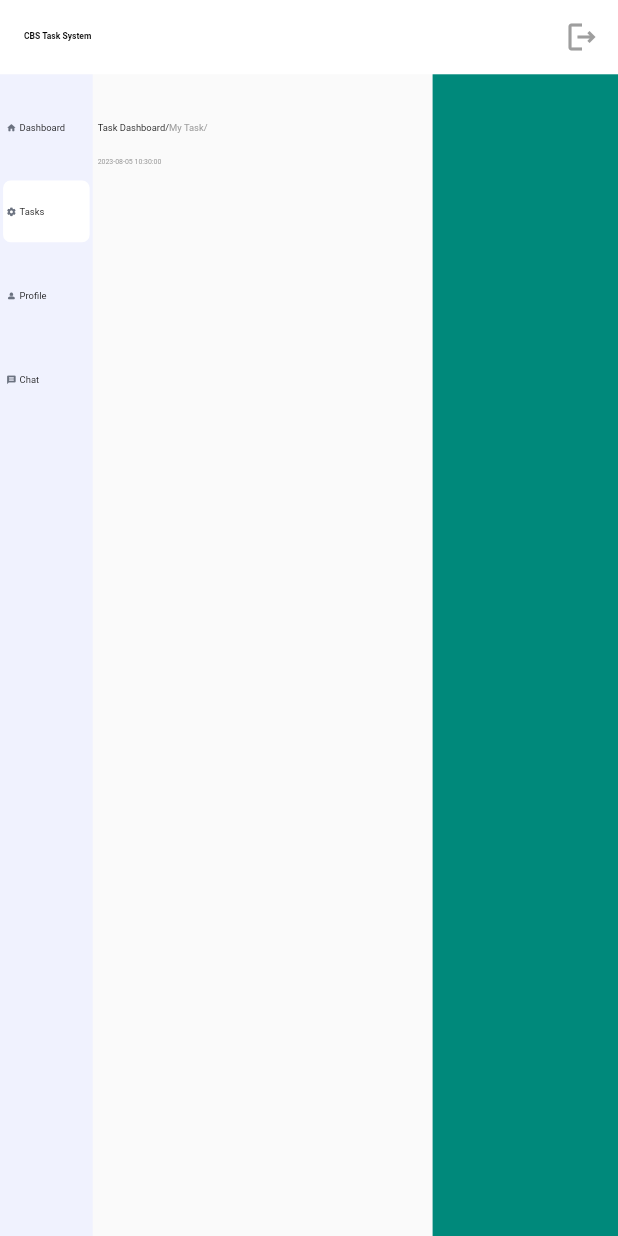
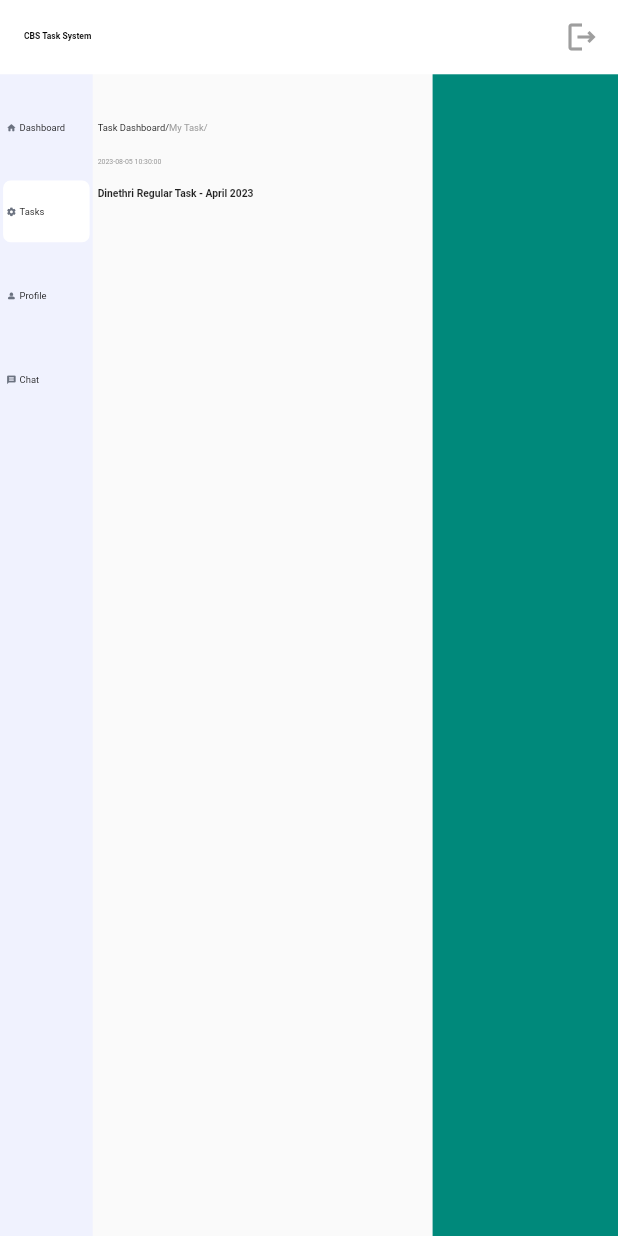
Before and after one commit to CBS-Developments/CBS-Task-System, a Flutter app: the screen it shows after launch, on a phone screen of 412 x 824 dp. Run offline on Flutter 3.47's test engine with Material 2 defaults, Android fonts, the phone set to English and light mode, and no system bars; our stand-ins replace percent_indicator, table_calendar; missing offline and left inert: dart:js.

Commit message:
Topic Added

```diff
--- a/task_system/lib/pages/openTask/openTaskPage.dart
+++ b/task_system/lib/pages/openTask/openTaskPage.dart
@@ -1,3 +1,5 @@
+import 'dart:core';
+
 import 'package:flutter/material.dart';
 import 'package:task_system/sizes/openTask_Sizes.dart';
 import 'package:intl/intl.dart';
@@ -24,7 +26,8 @@ class OpenTaskPage extends StatefulWidget {
 }
 
 class _OpenTaskPageState extends State<OpenTaskPage> {
-  late DateTime now; // Define your instance variable here
+  late DateTime now;// Define your instance variable here
+  late final String taskTopic;
 
   @override
   void initState() {
@@ -38,6 +41,7 @@ class _OpenTaskPageState extends State<OpenTaskPage> {
   @override
   Widget build(BuildContext context) {
     String datewithTime = DateFormat('yyyy-MM-dd HH:mm:ss').format(now);
+    String taskTopic ='Dinethri Regular Task - April 2023';
     return Scaffold(
       appBar: myAppBar(context),
       body: Row(
@@ -74,7 +78,23 @@ class _OpenTaskPageState extends State<OpenTaskPage> {
                       color: Colors.grey
                     ),
                   ),
-                )
+                ),
+
+                SizedBox(
+                  height: smallBoxHeight(context),
+                ),
+
+                Padding(
+                  padding:  EdgeInsets.symmetric(horizontal: navBoxPadding(context)),
+                  child: Text(taskTopic,
+                    style: TextStyle(
+                        fontSize: taskTopicFont(context),
+                      fontWeight: FontWeight.bold,
+                    ),
+                  ),
+                ),
+
+
 
               ],
             ),
--- a/task_system/lib/sizes/openTask_Sizes.dart
+++ b/task_system/lib/sizes/openTask_Sizes.dart
@@ -14,6 +14,10 @@ double datewithTimeFont(BuildContext context) {
   return (getPageWidth(context) * 0.0037) * (getPageHeight(context) * 0.0037);
 }
 
+double taskTopicFont(BuildContext context) {
+  return (getPageWidth(context) * 0.0045) * (getPageHeight(context) * 0.0045);
+}
+
 double smallestBoxHeight(BuildContext context) {
   return (getPageHeight(context) * 0.005) ;
 }
```
